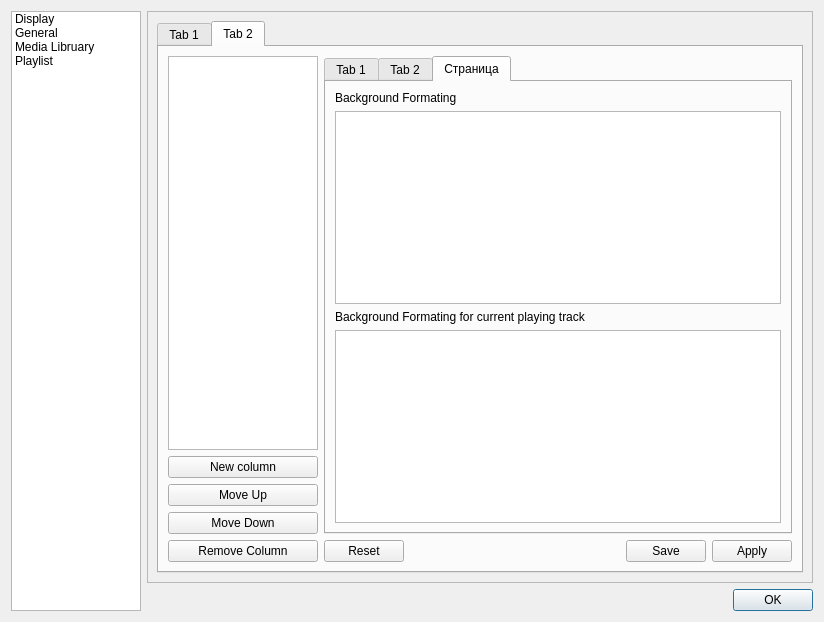
Qt form preferenceswindow.ui (KirillDubinkin/Errorise) before a commit.
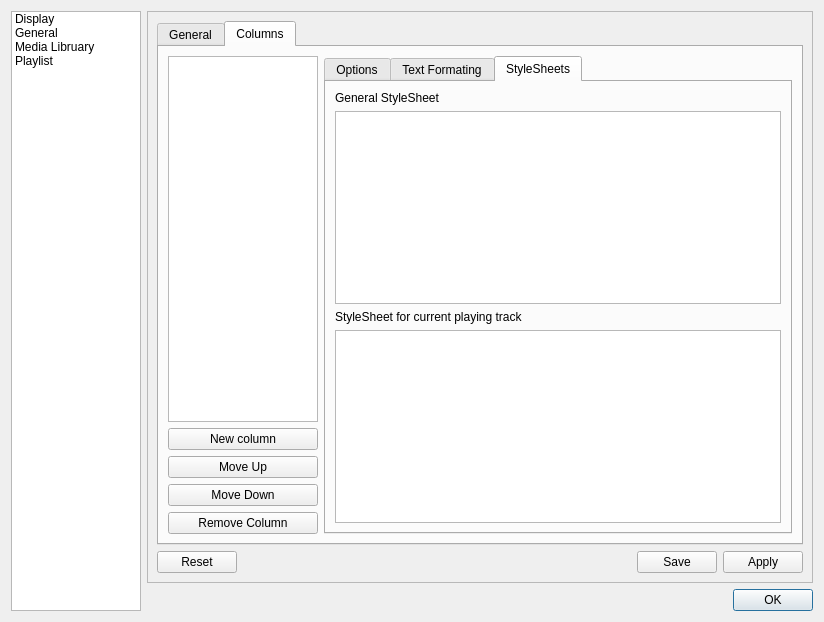
The same form after that commit. The open tabs and pages were chosen to show the change.

Commit message: Added text and background color preferences. Cosmetics in preferences window.

What changed in the file:
```diff
--- a/preferenceswindow.ui
+++ b/preferenceswindow.ui
@@ -371,7 +371,7 @@
                </property>
                <widget class="QWidget" name="tab_4">
                 <attribute name="title">
-                 <string>Tab 1</string>
+                 <string>General</string>
                 </attribute>
                 <layout class="QGridLayout" name="gridLayout_13">
                  <item row="0" column="0">
@@ -437,7 +437,7 @@
                </widget>
                <widget class="QWidget" name="tab_5">
                 <attribute name="title">
-                 <string>Tab 2</string>
+                 <string>Columns</string>
                 </attribute>
                 <layout class="QGridLayout" name="gridLayout_8">
                  <item row="0" column="0">
@@ -459,7 +459,7 @@
                      </property>
                      <widget class="QWidget" name="tab">
                       <attribute name="title">
-                       <string>Tab 1</string>
+                       <string>Options</string>
                       </attribute>
                       <layout class="QGridLayout" name="gridLayout_9">
                        <item row="0" column="0">
@@ -553,7 +553,7 @@
                      </widget>
                      <widget class="QWidget" name="tab_2">
                       <attribute name="title">
-                       <string>Tab 2</string>
+                       <string>Text Formating</string>
                       </attribute>
                       <layout class="QGridLayout" name="gridLayout_11">
                        <item row="0" column="0">
@@ -588,7 +588,7 @@
                      </widget>
                      <widget class="QWidget" name="tab_3">
                       <attribute name="title">
-                       <string>Страница</string>
+                       <string>StyleSheets</string>
                       </attribute>
                       <layout class="QGridLayout" name="gridLayout_12">
                        <item row="0" column="0">
@@ -596,7 +596,7 @@
                          <item>
                           <widget class="QLabel" name="label_8">
                            <property name="text">
-                            <string>Background Formating</string>
+                            <string>General StyleSheet</string>
                            </property>
                           </widget>
                          </item>
@@ -610,7 +610,7 @@
                          <item>
                           <widget class="QLabel" name="label_9">
                            <property name="text">
-                            <string>Background Formating for current playing track</string>
+                            <string>StyleSheet for current playing track</string>
                            </property>
                           </widget>
                          </item>
@@ -623,44 +623,6 @@
                      </widget>
                     </widget>
                    </item>
-                   <item>
-                    <layout class="QHBoxLayout" name="horizontalLayout_7">
-                     <item>
-                      <widget class="QPushButton" name="colReset">
-                       <property name="text">
-                        <string>Reset</string>
-                       </property>
-                      </widget>
-                     </item>
-                     <item>
-                      <spacer name="horizontalSpacer_6">
-                       <property name="orientation">
-                        <enum>Qt::Horizontal</enum>
-                       </property>
-                       <property name="sizeHint" stdset="0">
-                        <size>
-                         <width>68</width>
-                         <height>20</height>
-                        </size>
-                       </property>
-                      </spacer>
-                     </item>
-                     <item>
-                      <widget class="QPushButton" name="colSave">
-                       <property name="text">
-                        <string>Save</string>
-                       </property>
-                      </widget>
-                     </item>
-                     <item>
-                      <widget class="QPushButton" name="colApply">
-                       <property name="text">
-                        <string>Apply</string>
-                       </property>
-                      </widget>
-                     </item>
-                    </layout>
-                   </item>
                   </layout>
                  </item>
                  <item row="1" column="0">
@@ -719,6 +681,44 @@
                </widget>
               </widget>
              </item>
+             <item row="1" column="0">
+              <layout class="QHBoxLayout" name="horizontalLayout_7">
+               <item>
+                <widget class="QPushButton" name="colReset">
+                 <property name="text">
+                  <string>Reset</string>
+                 </property>
+                </widget>
+               </item>
+               <item>
+                <spacer name="horizontalSpacer_6">
+                 <property name="orientation">
+                  <enum>Qt::Horizontal</enum>
+                 </property>
+                 <property name="sizeHint" stdset="0">
+                  <size>
+                   <width>68</width>
+                   <height>20</height>
+                  </size>
+                 </property>
+                </spacer>
+               </item>
+               <item>
+                <widget class="QPushButton" name="colSave">
+                 <property name="text">
+                  <string>Save</string>
+                 </property>
+                </widget>
+               </item>
+               <item>
+                <widget class="QPushButton" name="colApply">
+                 <property name="text">
+                  <string>Apply</string>
+                 </property>
+                </widget>
+               </item>
+              </layout>
+             </item>
             </layout>
            </widget>
           </widget>
```
Left out of the diff: 6 changed lines with no effect on the pictures. The commit also changes 3 other files.
